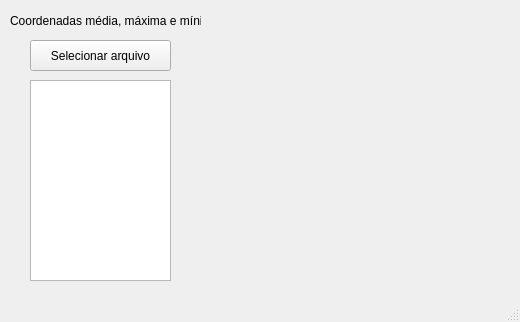
Before: the Qt Designer form mainwindow.ui in gustavocioccari/leitura-e-conversao-de-log-de-coordenadas, drawn with Qt 5.
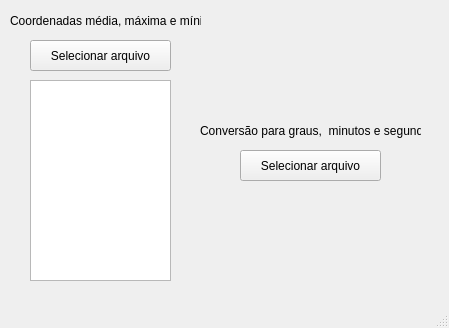
After: the same form once the commit is applied.

Commit message: Adiciona conversão

```diff
--- a/mainwindow.ui
+++ b/mainwindow.ui
@@ -6,8 +6,8 @@
    <rect>
     <x>0</x>
     <y>0</y>
-    <width>520</width>
-    <height>322</height>
+    <width>449</width>
+    <height>328</height>
    </rect>
   </property>
   <property name="windowTitle">
@@ -57,6 +57,32 @@
      <string>Selecionar arquivo</string>
     </property>
    </widget>
+   <widget class="QPushButton" name="botaoConversao">
+    <property name="geometry">
+     <rect>
+      <x>240</x>
+      <y>150</y>
+      <width>141</width>
+      <height>31</height>
+     </rect>
+    </property>
+    <property name="text">
+     <string>Selecionar arquivo</string>
+    </property>
+   </widget>
+   <widget class="QLabel" name="label_2">
+    <property name="geometry">
+     <rect>
+      <x>200</x>
+      <y>110</y>
+      <width>221</width>
+      <height>41</height>
+     </rect>
+    </property>
+    <property name="text">
+     <string>Conversão para graus,  minutos e segundos</string>
+    </property>
+   </widget>
   </widget>
   <widget class="QMenuBar" name="menubar">
    <property name="geometry">
```
Left out of the diff: 2 changed lines with no effect on the pictures. The commit also changes 5 other files.
